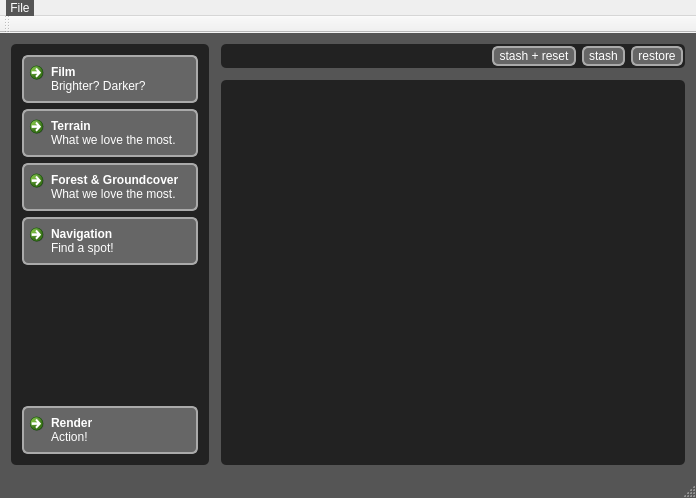
First picture: the form in src/qt-frontend/CosyGui/mainwindow.ui, repository phresnel/picogen, before the edit.
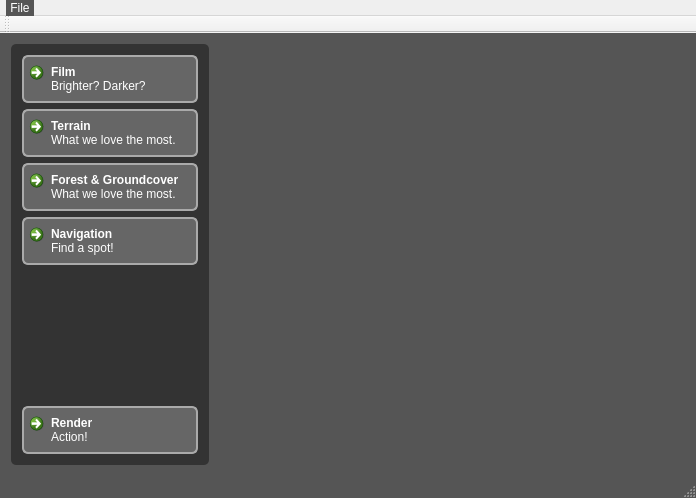
Second picture: the form after the edit. The open tabs and pages were chosen to show the change. Icons and pictures are not drawn. Custom widgets are drawn as their Qt base class.

Commit message: tStash panel is now a seperate widget

```diff
--- a/src/qt-frontend/CosyGui/mainwindow.ui
+++ b/src/qt-frontend/CosyGui/mainwindow.ui
@@ -59,9 +59,12 @@
         background-color:transparent;
 }
 QFrame {
-        background-color:#222;
+        background-color:#333;
         border-radius:5px;
 }
+QStackedWidget {
+        background-color:transparent;
+}
 
 
 QTreeView, QMdiArea, QTextEdit {
@@ -425,62 +428,6 @@
       <property name="spacing">
        <number>12</number>
       </property>
-      <item>
-       <widget class="QFrame" name="stashFrame">
-        <property name="frameShape">
-         <enum>QFrame::StyledPanel</enum>
-        </property>
-        <property name="frameShadow">
-         <enum>QFrame::Raised</enum>
-        </property>
-        <layout class="QHBoxLayout" name="horizontalLayout_2">
-         <property name="margin">
-          <number>2</number>
-         </property>
-         <item>
-          <widget class="QLabel" name="statusLabel">
-           <property name="text">
-            <string>&lt;meh status label&gt;</string>
-           </property>
-          </widget>
-         </item>
-         <item>
-          <spacer name="horizontalSpacer">
-           <property name="orientation">
-            <enum>Qt::Horizontal</enum>
-           </property>
-           <property name="sizeHint" stdset="0">
-            <size>
-             <width>40</width>
-             <height>20</height>
-            </size>
-           </property>
-          </spacer>
-         </item>
-         <item>
-          <widget class="QPushButton" name="stashResetButton">
-           <property name="text">
-            <string>stash + reset</string>
-           </property>
-          </widget>
-         </item>
-         <item>
-          <widget class="QPushButton" name="stashButton">
-           <property name="text">
-            <string>stash</string>
-           </property>
-          </widget>
-         </item>
-         <item>
-          <widget class="QPushButton" name="restoreButton">
-           <property name="text">
-            <string>restore</string>
-           </property>
-          </widget>
-         </item>
-        </layout>
-       </widget>
-      </item>
       <item>
        <widget class="QStackedWidget" name="stackedWidget">
         <property name="currentIndex">
```
Left out of the diff: 4 changed lines with no effect on the pictures. The commit also changes 13 other files.
